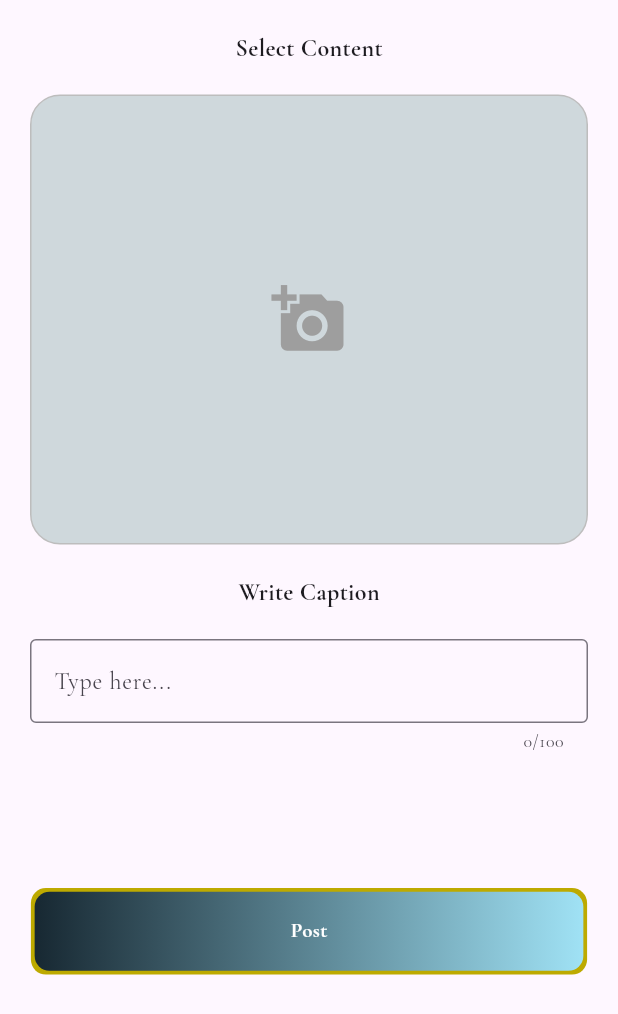
After one commit to MyyDoc/Myy-Doctor, a Flutter app: the ReelPostUplodingScreen screen opened directly, on a phone screen of 412 x 824 dp. The commit adds this screen. Shown: the top 1014 px of the screen. Run offline on Flutter 3.47's test engine with Material 3 defaults, Android fonts, the phone set to English and light mode, and no system bars; our stand-ins replace bloc, carousel_slider, cloud_firestore, file_picker, firebase_auth, firebase_core and 11 more; missing offline and left inert: flutter_facebook_auth; accounts and stored records are empty; network calls fail.

Commit message:
pic uploading UI created

```diff
--- a/lib/main.dart
+++ b/lib/main.dart
@@ -7,6 +7,7 @@ import 'package:flutter_bloc/flutter_bloc.dart';
 import 'package:myydoctor/presentation/screens/profile/profile_details_creation/bloc/save_age/save_age_bloc.dart';
 import 'package:myydoctor/presentation/screens/profile/profile_details_creation/bloc/save_profile_pic/save_profile_pic_cubit.dart';
 import 'package:myydoctor/presentation/screens/profile/profile_details_creation/bloc/save_profile_preference/save_profile_preference_cubit.dart';
+import 'package:myydoctor/presentation/screens/profile/reel_post_uploding/bloc/upload_pic_cubit/upload_pic_cubit.dart';
 
 void main() async {
   WidgetsFlutterBinding.ensureInitialized();
@@ -18,6 +19,7 @@ void main() async {
         BlocProvider(create: (_) => SaveProfilePreferenceCubit()),
         BlocProvider(create: (_) => SaveAgeBloc()),
         BlocProvider(create: (_) => SaveProfilePicCubit()),
+        BlocProvider(create: (_) => UploadPicCubit()),
       ],
       child: const MyApp(),
     ),
--- a/lib/presentation/screens/profile/profile_screen.dart
+++ b/lib/presentation/screens/profile/profile_screen.dart
@@ -1,6 +1,7 @@
 import 'package:flutter/material.dart';
 import 'package:myydoctor/presentation/screens/chat/chat_list.dart';
 import 'package:myydoctor/presentation/screens/chat/chat_screen.dart';
+import 'package:myydoctor/presentation/screens/profile/reel_post_uploding/reel_post_uploding.dart';
 import 'package:myydoctor/presentation/widgets/home/feed_container_item.dart';
 import 'package:myydoctor/presentation/widgets/home/story_circle.dart';
 import 'package:myydoctor/presentation/widgets/profile/goto_payment_container.dart';
@@ -51,7 +52,11 @@ class _ProfileScreenState extends State<ProfileScreen>
         leading: Icon(Icons.lock_person_rounded, color: Colors.amber),
         automaticallyImplyLeading: false,
         actions: [
-          Icon(Icons.add_box_outlined, color: Color(0xFFD4AF37), size: 30),
+          GestureDetector(
+            onTap: (){
+              Navigator.push(context, MaterialPageRoute(builder: (context)=> ReelPostUplodingScreen()));
+            },
+            child: Icon(Icons.add_box_outlined, color: Color(0xFFD4AF37), size: 30)),
           GestureDetector(
             onTap:
                 () => Navigator.push(
--- /dev/null
+++ b/lib/presentation/screens/profile/reel_post_uploding/bloc/upload_pic_cubit/upload_pic_cubit.dart
@@ -0,0 +1,12 @@
+import 'package:bloc/bloc.dart';
+import 'package:meta/meta.dart';
+
+part 'upload_pic_state.dart';
+
+class UploadPicCubit extends Cubit<UploadPicState> {
+  UploadPicCubit() : super(UploadPicInitial());
+
+  uploadPic({required String picPath, required String caption})async{
+
+  }
+}
--- /dev/null
+++ b/lib/presentation/screens/profile/reel_post_uploding/bloc/upload_pic_cubit/upload_pic_state.dart
@@ -0,0 +1,15 @@
+part of 'upload_pic_cubit.dart';
+
+@immutable
+sealed class UploadPicState {}
+
+final class UploadPicInitial extends UploadPicState {}
+
+final class UploadLoadingState extends UploadPicState{}
+
+final class UploadPicErrorState extends UploadPicState{
+  final String error;
+  UploadPicErrorState({required this.error});
+}
+
+final class UploadPicSuccessState extends UploadPicState{}
--- /dev/null
+++ b/lib/presentation/screens/profile/reel_post_uploding/reel_post_uploding.dart
@@ -0,0 +1,134 @@
+import 'dart:io';
+
+import 'package:file_picker/file_picker.dart';
+import 'package:flutter/material.dart';
+import 'package:flutter_bloc/flutter_bloc.dart';
+import 'package:myydoctor/presentation/screens/profile/reel_post_uploding/bloc/upload_pic_cubit/upload_pic_cubit.dart';
+import 'package:myydoctor/presentation/widgets/app_snackbar.dart';
+import 'package:myydoctor/presentation/widgets/profile/second_app_button.dart';
+
+class ReelPostUplodingScreen extends StatefulWidget {
+  const ReelPostUplodingScreen({super.key});
+
+  @override
+  State<ReelPostUplodingScreen> createState() => _ReelPostUplodingScreenState();
+}
+
+class _ReelPostUplodingScreenState extends State<ReelPostUplodingScreen> {
+  String pickedFilePath = '';
+  final captionController = TextEditingController();
+  @override
+  Widget build(BuildContext context) {
+    final screenWidth = MediaQuery.of(context).size.width;
+    final screenHeight = MediaQuery.of(context).size.height;
+    return Scaffold(
+      body: SafeArea(
+        child: Padding(
+          padding: const EdgeInsets.all(20),
+          child: SingleChildScrollView(
+            child: Column(
+              mainAxisAlignment: MainAxisAlignment.spaceBetween,
+              children: [
+                Column(
+                  children: [
+                    Center(
+                      child: Text(
+                        'Select Content',
+                        style: TextStyle(
+                          fontWeight: FontWeight.bold,
+                          fontSize:
+                              Theme.of(context).textTheme.titleMedium?.fontSize,
+                        ),
+                      ),
+                    ),
+                    SizedBox(height: 20),
+                    Center(
+                      child: GestureDetector(
+                        onTap: () async {
+                          final result = await FilePicker.platform.pickFiles(
+                            allowMultiple: false,
+                            type: FileType.image,
+                          );
+
+                          if (result != null && result.files.isNotEmpty) {
+                            setState(() {
+                              pickedFilePath = result.files.single.path ?? '';
+                            });
+                          }
+                        },
+                        child: Container(
+                          width: double.infinity,
+                          height: 300,
+                          decoration: BoxDecoration(
+                            color: Colors.blueGrey.shade100,
+                            borderRadius: BorderRadius.circular(20),
+                            border: Border.all(color: Colors.grey.shade400),
+                          ),
+                          child:
+                              pickedFilePath.isEmpty
+                                  ? Center(
+                                    child: Icon(
+                                      Icons.add_a_photo,
+                                      color: Colors.grey,
+                                      size: 50,
+                                    ),
+                                  )
+                                  : ClipRRect(
+                                    borderRadius: BorderRadius.circular(20),
+                                    child: Image.file(
+                                      File(pickedFilePath),
+                                      fit: BoxFit.cover,
+                                      width: double.infinity,
+                                    ),
+                                  ),
+                        ),
+                      ),
+                    ),
+                    SizedBox(height: 20),
+                    Center(
+                      child: Text(
+                        'Write Caption',
+                        style: TextStyle(
+                          fontWeight: FontWeight.bold,
+                          fontSize:
+                              Theme.of(context).textTheme.titleMedium?.fontSize,
+                        ),
+                      ),
+                    ),
+                    SizedBox(height: 20),
+                    TextField(
+                      // controller: controller,
+                      keyboardType: TextInputType.multiline,
+                      minLines: 1,
+                      maxLines: null, // expands infinitely
+                      maxLength: 100,
+                      expands: false,
+                      decoration: InputDecoration(
+                        hintText: "Type here...",
+                        border: OutlineInputBorder(),
+                      ),
+                    ),
+                    SizedBox(height: 90),
+                  ],
+                ),
+
+                SecondAppButton(
+                  screenHeight: screenHeight,
+                  screenWidth: screenWidth,
+                  text: 'Post',
+                  ontap: () {
+                    if(pickedFilePath.isEmpty || captionController.text.isEmpty){
+                      showAppSnackBar(context, 'Please select picture and write caption');
+                      return;
+                    }
+                    context.read<UploadPicCubit>().uploadPic(picPath: pickedFilePath, caption: captionController.text);
+                  },
+                ),
+              ],
+            ),
+          ),
+        ),
+      ),
+    );
+  }
+}
--- a/pubspec.yaml
+++ b/pubspec.yaml
@@ -28,6 +28,7 @@ dependencies:
   shared_preferences: ^2.5.3
   video_player: ^2.10.0
   firebase_storage: ^13.0.4
+  file_picker: ^10.3.7
 
 dev_dependencies:
   flutter_lints: ^5.0.0
```
Also changed, not shown: pubspec.lock, 1 other file.
